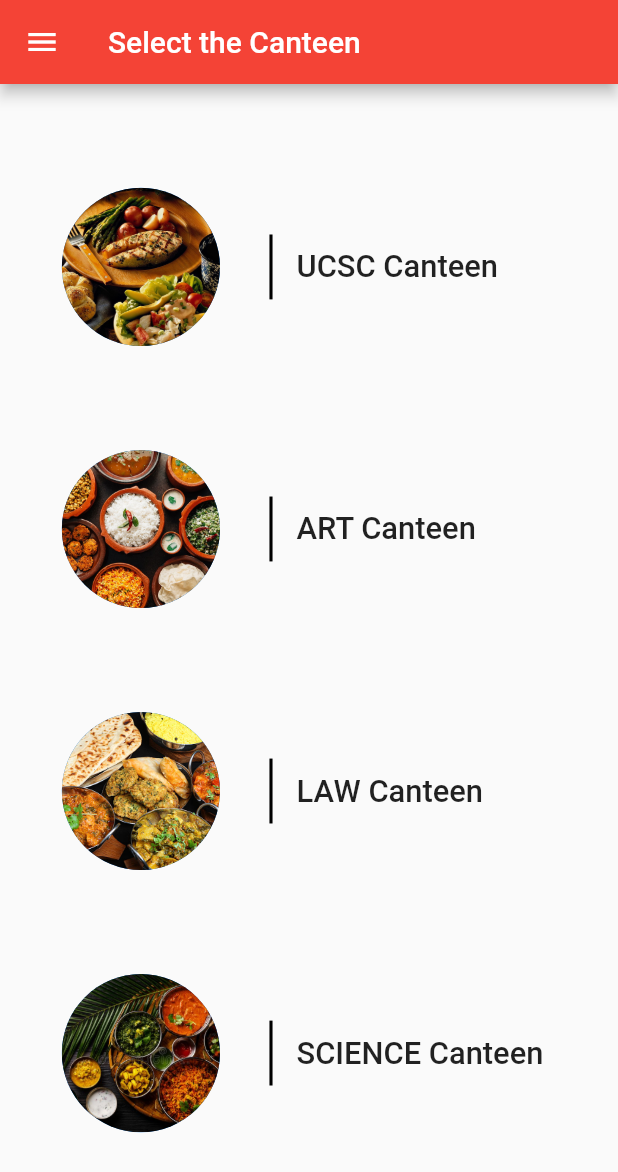
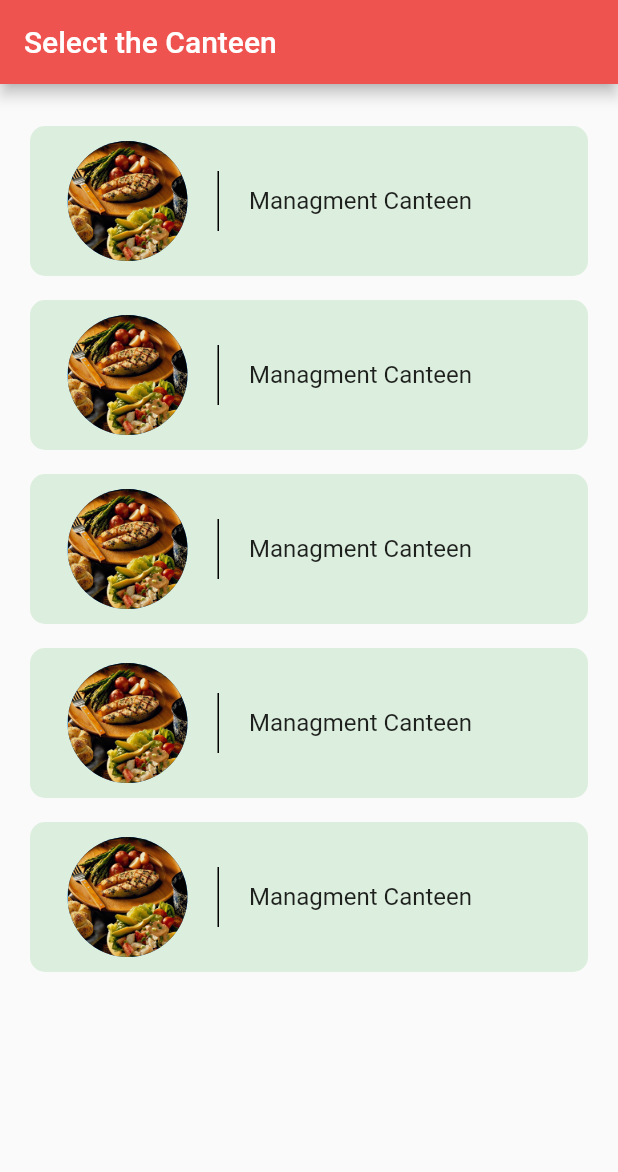
Before and after one commit to sashikatheekshana/Awanhala, a Flutter app: the CanteenSelect screen opened by its route, on a phone screen of 412 x 824 dp. Shown: the top 1172 px of the screen. Run offline on Flutter 3.47's test engine with Material 2 defaults, Android fonts, the phone set to English and light mode, and no system bars; our stand-ins replace flutter_bloc, get.

Commit message:
Canteen select Ui design

```diff
--- a/lib/Screens/canteenSelect.dart
+++ b/lib/Screens/canteenSelect.dart
@@ -3,6 +3,8 @@ import 'dart:ui';
 import 'package:awanahala/shared/sizeConfig.dart';
 import 'package:flutter/material.dart';
 import 'package:flutter/rendering.dart';
+
+import 'foodItem.dart';
 
 class CanteenSelect extends StatefulWidget {
   @override
@@ -18,155 +20,73 @@ class _CanteenSelectState extends State<CanteenSelect> {
     return SafeArea(
       child: Scaffold(
         appBar: AppBar(
-            // leading: IconButton(
-            //   icon: Icon(
-            //     Icons.list,
-            //     size: 40,
-            //   ),
-            //   onPressed: (null),
-            //   //should add selection drop down
-            // ),
           title: Text("Select the Canteen"),
-            backgroundColor: Colors.red,
+          automaticallyImplyLeading: false,
+          backgroundColor: Colors.red[400],
         ),
-          drawer: Drawer(),
-          body: Column(
-            mainAxisAlignment: MainAxisAlignment.spaceEvenly,
-            children: <Widget>[
-              Container(
+        body: Container(
+          padding: EdgeInsets.only(left: 10.0, right: 10.0, top: 20.0),
+          child: ListView.builder(
+            shrinkWrap: true,
+            itemCount: 5,
+            itemBuilder: (context, position) {
+              return buildListItem("Managment Canteen ", "images/ucsc.jpg");
+            },
+          ),
+        ),
+      ),
+    );
+  }
+
+  buildListItem(String canteenName, String imageURL) {
+    return Container(
+      padding: EdgeInsets.symmetric(vertical: 8.0, horizontal: 10.0),
+      width: double.infinity,
+      child: InkWell(
+        child: Container(
+          padding: EdgeInsets.only(top: 10.0, bottom: 10.0, left: 25.0),
+          decoration: BoxDecoration(
+            color: Colors.green[100].withOpacity(0.6),
+            borderRadius: BorderRadius.all(
+              Radius.circular(10.0),
+            ),
+          ),
           child: Row(
             children: <Widget>[
-                    SizedBox(
-                      width: blockWidth * 10,
+              CircleAvatar(
+                radius: 40.0,
+                backgroundImage: AssetImage(imageURL),
               ),
-                    CircleAvatar(
-                      radius: blockHeight * 6.4,
-                      backgroundImage: AssetImage("images/ucsc.jpg"),
-                    ),
-                    SizedBox(
-                      width: blockWidth * 8,
+              SizedBox(width: 20.0),
+              Container(
+                width: 1.0,
+                height: 40.0,
+                color: Colors.black,
               ),
               Container(
-                      width: blockWidth * 0.5,
-                      height: blockHeight * 5.25,
-                      color: Colors.black,
-                    ),
-                    RaisedButton(
-                      onPressed: null,
-                      disabledColor: Colors.transparent,
+                padding: EdgeInsets.only(left: 20.0),
+                width: 180.0,
                 child: Text(
-                        "UCSC Canteen",
+                  canteenName,
                   style: TextStyle(
-                          fontSize: blockHeight * 2.5,
+                    fontSize: 16.0,
+                    fontWeight: FontWeight.w400,
                     color: Colors.black87,
-                          fontStyle: FontStyle.normal,
                   ),
                 ),
               ),
             ],
           ),
         ),
-              Container(
-                child: Row(
-                  children: <Widget>[
-                    SizedBox(
-                      width: blockWidth * 10,
+        onTap: () {
+          Navigator.push(
+            context,
+            MaterialPageRoute(
+              builder: (context) => FoodItem(canteenName),
             ),
-                    CircleAvatar(
-                      radius: blockHeight * 6.4,
-                      backgroundImage: AssetImage("images/art.jpg"),
+          );
+        },
       ),
-                    SizedBox(
-                      width: blockWidth * 8,
-                    ),
-                    Container(
-                      width: blockWidth * 0.5,
-                      height: blockHeight * 5.25,
-                      color: Colors.black,
-                    ),
-                    RaisedButton(
-                      onPressed: null,
-                      disabledColor: Colors.transparent,
-                      child: Text(
-                        "ART Canteen",
-                        style: TextStyle(
-                          fontSize: blockHeight * 2.5,
-                          color: Colors.black87,
-                          fontStyle: FontStyle.normal,
-                        ),
-                      ),
-                    ),
-                  ],
-                ),
-              ),
-              Container(
-                child: Row(
-                  children: <Widget>[
-                    SizedBox(
-                      width: blockWidth * 10,
-                    ),
-                    CircleAvatar(
-                      radius: blockHeight * 6.4,
-                      backgroundImage: AssetImage("images/law.jpg"),
-                    ),
-                    SizedBox(
-                      width: blockWidth * 8,
-                    ),
-                    Container(
-                      width: blockWidth * 0.5,
-                      height: blockHeight * 5.25,
-                      color: Colors.black,
-                    ),
-                    RaisedButton(
-                      onPressed: null,
-                      disabledColor: Colors.transparent,
-                      child: Text(
-                        "LAW Canteen",
-                        style: TextStyle(
-                          fontSize: blockHeight * 2.5,
-                          color: Colors.black87,
-                          fontStyle: FontStyle.normal,
-                        ),
-                      ),
-                    ),
-                  ],
-                ),
-              ),
-              Container(
-                child: Row(
-                  children: <Widget>[
-                    SizedBox(
-                      width: blockWidth * 10,
-                    ),
-                    CircleAvatar(
-                      radius: blockHeight * 6.4,
-                      backgroundImage: AssetImage("images/science.jpg"),
-                    ),
-                    SizedBox(
-                      width: blockWidth * 8,
-                    ),
-                    Container(
-                      width: blockWidth * 0.5,
-                      height: blockHeight * 5.25,
-                      color: Colors.black,
-                    ),
-                    RaisedButton(
-                      onPressed: null,
-                      disabledColor: Colors.transparent,
-                      child: Text(
-                        "SCIENCE Canteen",
-                        style: TextStyle(
-                          fontSize: blockHeight * 2.5,
-                          color: Colors.black87,
-                          fontStyle: FontStyle.normal,
-                        ),
-                      ),
-                    ),
-                  ],
-                ),
-              ),
-            ],
-          )),
     );
   }
 }
```
Lines whose indentation alone changed are shown as unchanged.
